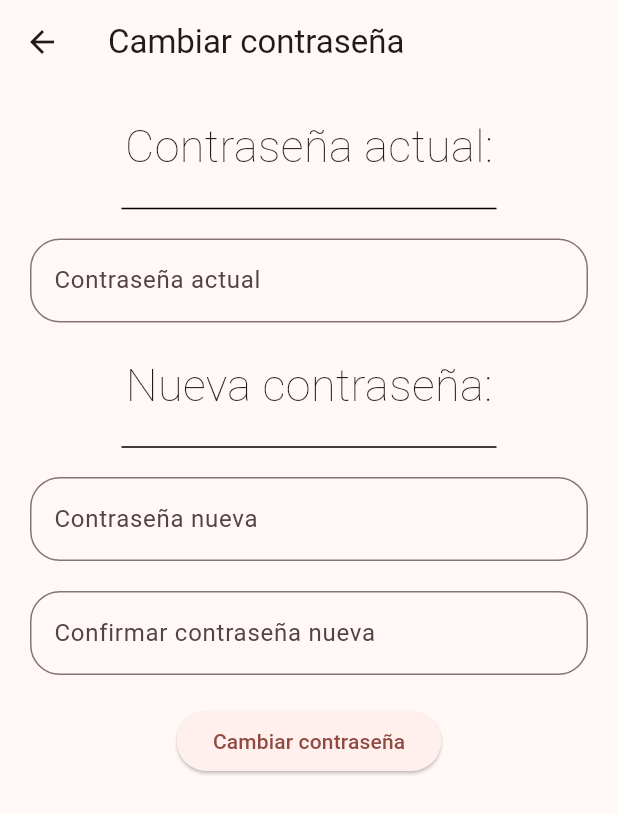
After one commit to DarioSuarezL/app_avicola, a Flutter app: the UsuarioScreen screen opened by its route, after a tap on "Cambiar contraseña", on a phone screen of 412 x 824 dp. The commit adds this screen. Shown: the top 814 px of the screen. Run offline on Flutter 3.47's test engine with Material 2 defaults, Android fonts, the light colour scheme and no system bars; our stand-ins replace go_router; missing offline and left inert: dart:ffi; accounts and stored records are empty; network calls fail.

Commit message:
onceavo commit - formulario de cambio de contraseña

```diff
--- a/lib/config/router/app_router.dart
+++ b/lib/config/router/app_router.dart
@@ -16,6 +16,16 @@ final appRouter = GoRouter(
       name: LoginScreen.routeName,
       path: '/login',
       builder: (context, state) => const LoginScreen(),
+    ),
+    GoRoute(
+      name: UsuarioScreen.routeName,
+      path: '/usuario',
+      builder: (context, state) => const UsuarioScreen(),
+    ),
+    GoRoute(
+      name: ChangePwdScreen.routeName,
+      path: '/changepwd',
+      builder: (context, state) => const ChangePwdScreen(),
     ),
 
     // Usuarios routes
--- /dev/null
+++ b/lib/presentation/screens/auth/change_pwd_screen.dart
@@ -0,0 +1,147 @@
+// import 'package:app_avicola/presentation/screens/auth/custom_drawer.dart';
+import 'package:app_avicola/presentation/providers/user_provider.dart';
+import 'package:flutter/material.dart';
+import 'package:provider/provider.dart';
+
+class ChangePwdScreen extends StatelessWidget {
+
+  static const String routeName = 'change_pwd_screen';
+  const ChangePwdScreen({super.key});
+
+  @override
+  Widget build(BuildContext context) {
+    return Scaffold(
+      appBar: AppBar(
+        title: const Text('Cambiar contraseña'),
+      ),
+      body: _ChangePwdView(),
+      // drawer: const CustomDrawer(),
+    );
+  }
+}
+
+class _ChangePwdView extends StatelessWidget {
+
+  final formkey = GlobalKey<FormState>();
+  _ChangePwdView();
+
+  @override
+  Widget build(BuildContext context) {
+
+    final userProvider = Provider.of<UserProvider>(context, listen: false);
+    String? name;
+    String? oldPwd;
+    String? newPwd;
+
+    return Form(
+      child: ListView(
+        padding: const EdgeInsets.symmetric(horizontal:20.0, vertical: 20.0),
+        children:  <Widget> [
+          Column(
+            children: [
+              const Text(
+              'Contraseña actual:',
+              style: TextStyle(fontSize: 30, fontWeight: FontWeight.w200),
+              ),
+
+              const SizedBox(
+                width: 250.0,
+                height: 40.0,
+                child: Divider(
+                  color: Colors.black,
+                ),
+              ),
+
+              TextFormField(
+                keyboardType: TextInputType.text,
+                obscureText: true,
+                decoration: const InputDecoration(
+                  labelText: 'Contraseña actual',
+                  hintText: 'Ingrese su contraseña actual',
+                  border: OutlineInputBorder(
+                    borderRadius: BorderRadius.all(Radius.circular(20.0)),
+                  ),
+                ),
+                validator: (value) => value!.isEmpty ? 'Ingrese su contraseña actual' : null,
+              ),
+
+              const Divider(
+                height: 20.0,
+                color: Colors.transparent,
+              ),
+
+              const Text(
+                'Nueva contraseña:',
+                style: TextStyle(fontSize: 30, fontWeight: FontWeight.w200),
+              ),
+
+
+              const SizedBox(
+                width: 250.0,
+                height: 40.0,
+                child: Divider(
+                  color: Colors.black,
+                ),
+              ),
+
+              TextFormField(
+                keyboardType: TextInputType.text,
+                obscureText: true,
+                decoration: const InputDecoration(
+                  labelText: 'Contraseña nueva',
+                  hintText: 'Ingrese su nueva contraseña',
+                  border: OutlineInputBorder(
+                    borderRadius: BorderRadius.all(Radius.circular(20.0)),
+                  ),
+                ),
+                validator: (value) => value!.isEmpty ? 'Ingrese su nueva contraseña' : null,
+              ),
+
+              const Divider(
+                height: 20.0,
+                color: Colors.transparent,
+              ),
+
+
+              TextFormField(
+                keyboardType: TextInputType.text,
+                obscureText: true,
+                decoration: const InputDecoration(
+                  labelText: 'Confirmar contraseña nueva',
+                  hintText: 'Ingrese su nueva contraseña',
+                  border: OutlineInputBorder(
+                    borderRadius: BorderRadius.all(Radius.circular(20.0)),
+                  ),
+                ),
+                validator: (value){
+                  if (value!.isEmpty) {
+                    return 'Ingrese su nueva contraseña aquí tambien';
+                  }
+
+                  if (value != newPwd) {
+                    return 'Las contraseñas no coinciden';
+                  }
+
+                  return null;
+                },
+              ),
+
+              const Divider(
+                height: 20.0,
+                color: Colors.transparent,
+              ),
+
+              ElevatedButton(
+                onPressed: (){
+
+                },
+                child: const Text('Cambiar contraseña'),
+              )
+
+            ],
+          )
+        ],
+      ) ,
+    );
+  }
+}
--- /dev/null
+++ b/lib/presentation/screens/auth/usuario_screen.dart
@@ -0,0 +1,43 @@
+import 'package:app_avicola/config/menu/usuario_menu_items.dart';
+import 'package:go_router/go_router.dart';
+import 'package:app_avicola/presentation/screens/auth/custom_drawer.dart';
+import 'package:flutter/material.dart';
+
+class UsuarioScreen extends StatelessWidget {
+
+  static const String routeName = 'usuario_screen';
+  const UsuarioScreen({super.key});
+
+  @override
+  Widget build(BuildContext context) {
+    return Scaffold(
+      appBar: AppBar(
+        title: const Text('Opciones de usuario'),
+      ),
+      body: _UsuarioView(),
+      drawer: const CustomDrawer(),
+    );
+  }
+}
+
+class _UsuarioView extends StatelessWidget {
+  const _UsuarioView();
+
+  @override
+  Widget build(BuildContext context) {
+    return ListView.builder(
+      itemCount: appUsuarioMenuItems.length,
+      itemBuilder: (context, index) {
+        return ListTile(
+          title: Text(appUsuarioMenuItems[index].title),
+          subtitle: Text(appUsuarioMenuItems[index].subTitle),
+          leading: Icon(appUsuarioMenuItems[index].icon),
+          trailing: const Icon(Icons.arrow_forward_ios),
+          onTap: () {
+            context.pushNamed(appUsuarioMenuItems[index].routeName);
+          },
+        );
+      }
+    );
+  }
+}
--- a/lib/presentation/screens/screens.dart
+++ b/lib/presentation/screens/screens.dart
@@ -1,7 +1,10 @@
+
 export 'package:app_avicola/presentation/screens/home_screen.dart';
 
 // Auth screens
 export 'package:app_avicola/presentation/screens/auth/login_screen.dart';
+export 'package:app_avicola/presentation/screens/auth/usuario_screen.dart';
+export 'package:app_avicola/presentation/screens/auth/change_pwd_screen.dart';
 
 // Usuarios screens
 export 'package:app_avicola/presentation/screens/usuarios/register_screen.dart';
```
Also changed, not shown: lib/config/menu/drawer_items.dart (+8 -1 lines), lib/config/menu/usuario_menu_items.dart (added, +27 -0 lines), lib/presentation/controllers/home_controller.dart (added, +47 -0 lines), lib/presentation/screens/auth/login_screen.dart (+15 -4 lines), lib/presentation/screens/home_screen.dart (+9 -27 lines), pubspec.lock.
